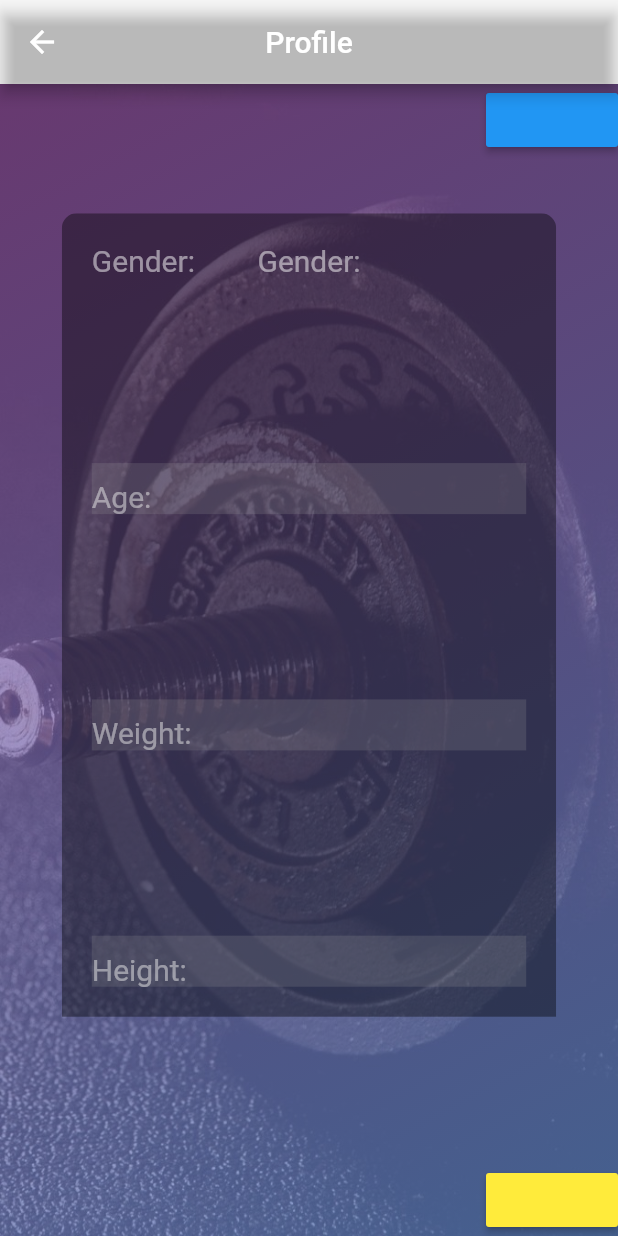
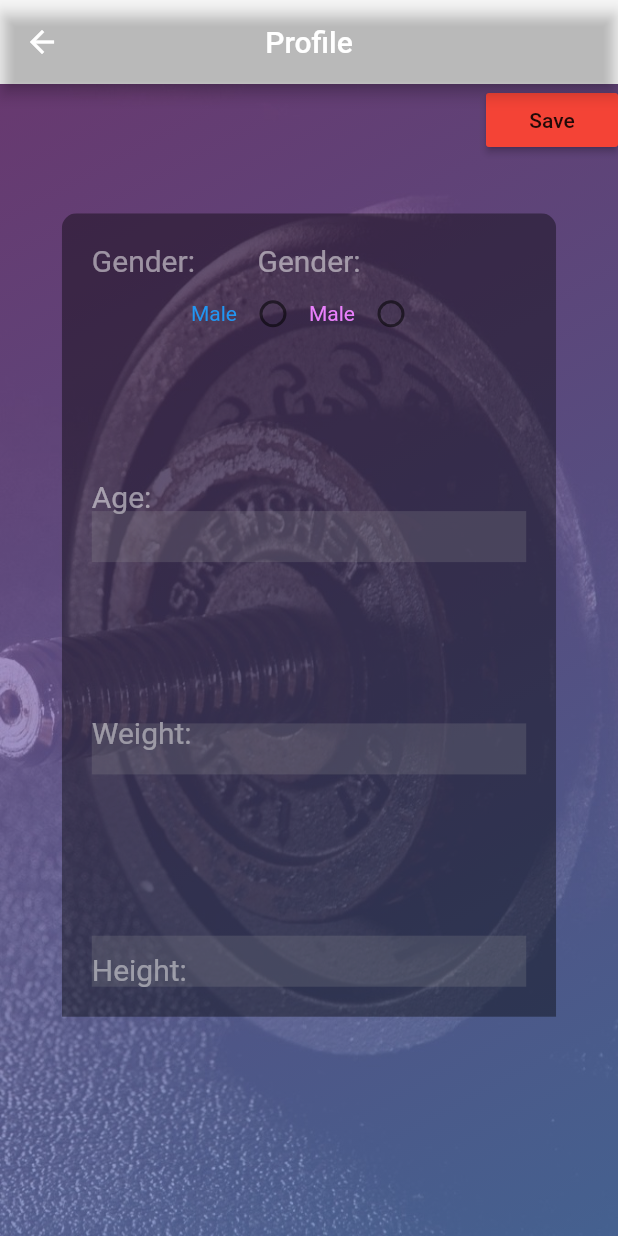
Before and after one commit to Xenoscholar/FitShell, a Flutter app: the ProfilePage screen opened directly, on a phone screen of 412 x 824 dp. Run offline on Flutter 3.47's test engine with Material 2 defaults, Android fonts, the phone set to English and light mode, and no system bars; our stand-ins replace bloc, equatable, flutter_bloc, moor, moor_flutter, rxdart and 1 more; generated files the repository leaves out were written again; project files that could hold a hidden picture were left out.

Commit message:
added radio button functionality for choosing gender

```diff
--- a/lib/profile.dart
+++ b/lib/profile.dart
@@ -1,6 +1,7 @@
 import 'package:flutter/cupertino.dart';
 import 'package:flutter/material.dart';
 import 'package:flutter/services.dart';
+import 'package:flutter/widgets.dart';
 import 'package:flutter_bloc/flutter_bloc.dart';
 import 'package:flutterapp2/bmi.dart';
 import 'package:flutterapp2/profile_rows.dart';
@@ -20,6 +21,8 @@ class ProfilePage extends StatefulWidget {
 
 class _ProfileState extends State<ProfilePage> {
 
+  bool groupValue;
+
   @override
   Widget build(BuildContext context) {
     final height = MediaQuery.of(context).size.height;
@@ -28,6 +31,8 @@ class _ProfileState extends State<ProfilePage> {
     final myController1 = TextEditingController();
     final myController2 = TextEditingController();
     final myController3 = TextEditingController();
+
+
 
 
     /*final AppDatabase database = Provider.of<AppDatabase>(context);
@@ -63,14 +68,14 @@ class _ProfileState extends State<ProfilePage> {
 
           database.updateTask(Profile(
               id: checkk.length,
-              isMale: true,
+              isMale: groupValue,
               age: int.parse(controller1.text),
               weight: int.parse(controller2.text),
               height: int.parse(controller3.text)));
 
         }on Error{
           database.insertTask(Profile(
-              isMale: true,
+              isMale: groupValue,
               age: int.parse(controller1.text),
               weight: int.parse(controller2.text),
               height: int.parse(controller3.text)));
@@ -119,6 +124,7 @@ class _ProfileState extends State<ProfilePage> {
       * ENTRY LIST SHOULD NEVER EXCEED 1!!!*/
 
     }
+
 
     /*@override
     initState() {
@@ -211,6 +217,29 @@ class _ProfileState extends State<ProfilePage> {
                             Text('Gender:',
                               style: TextStyles.appNameTextStyle,
                             ),
+
+                            Center(
+                              child: Row(
+                                  mainAxisSize: MainAxisSize.min,
+                                  children: <Widget>[
+                                    Text(
+                                        'Male',
+                                      style: TextStyle(
+                                        color: Colors.blue
+                                      ),
+                                    ),
+                                    Radio(value: true, groupValue: groupValue, activeColor: Colors.purple, onChanged: (bool e) => radioFunction(e)),
+                                    Text(
+                                      'Male',
+                                      style: TextStyle(
+                                          color: Colors.purpleAccent[100]
+                                      ),
+                                    ),
+                                    Radio(value: false, groupValue: groupValue, activeColor: Colors.purple, onChanged: (bool e) => radioFunction(e)),
+                                  ],
+                                ),
+                            ),
+
                             Spacer(),
                             CupertinoTextField(
                               keyboardType: TextInputType.number,
@@ -281,10 +310,11 @@ class _ProfileState extends State<ProfilePage> {
                     content: Text('Your profile has been updated.'),
                   );
                 },
-                  color: Colors.blue,
+                  color: Colors.red,
+                  child: Text('Save'),
                 ),
               Spacer(),
-          RaisedButton(
+          /*RaisedButton(
               onPressed: () {
                 Navigator.push(
                   context,
@@ -292,7 +322,7 @@ class _ProfileState extends State<ProfilePage> {
                 );
               },
             color: Colors.yellow,
-          ),
+          ),*/
               ],
             ),
           ),
@@ -445,5 +475,13 @@ class _ProfileState extends State<ProfilePage> {
 
   }
 
+  void radioFunction(bool e) {
+    setState(() {
+      groupValue = e;
+    });
+  }
+
+
+
 
 }
```
